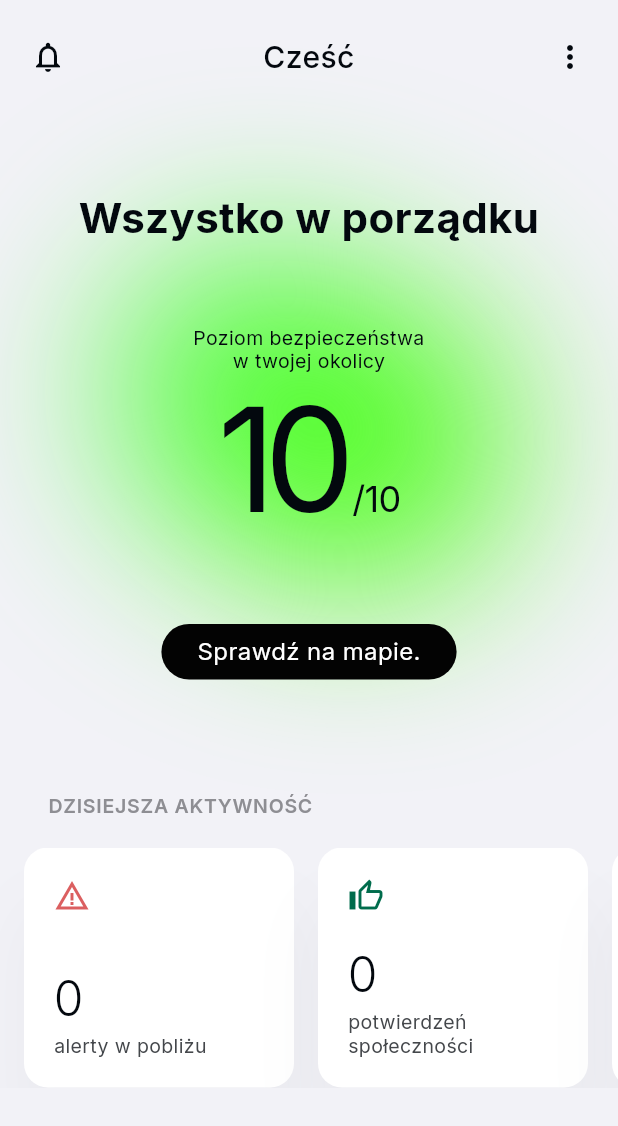
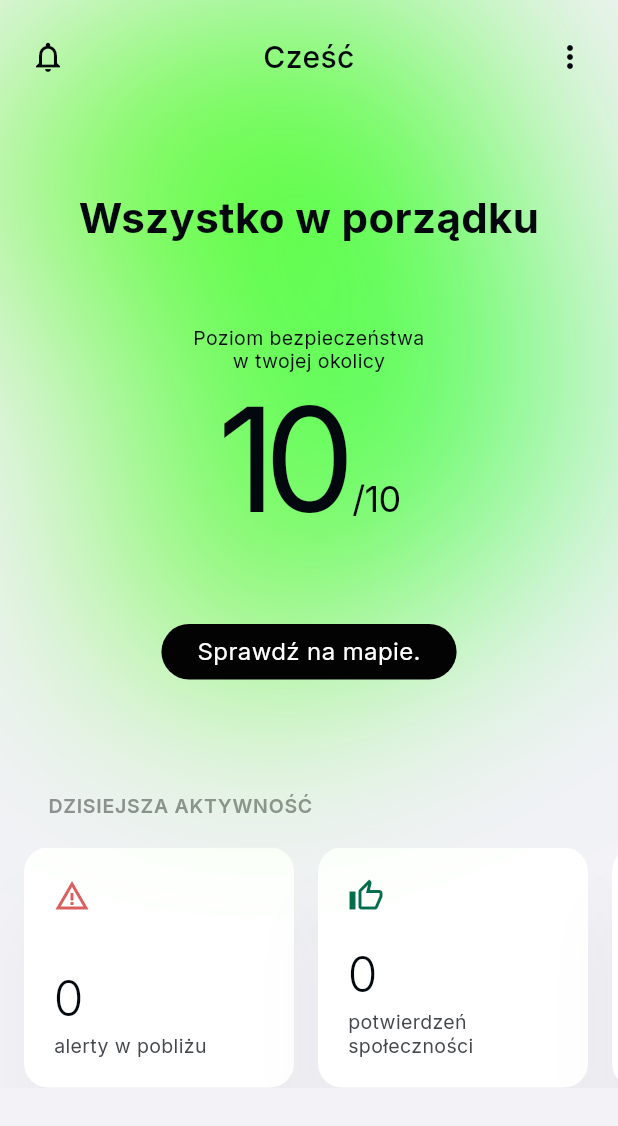
Before and after one commit to m3n3sx/be-safe, a Flutter app: the HomeScreen screen opened directly, on a phone screen of 412 x 824 dp. Shown: the top 1126 px of the screen. Run offline on Flutter 3.47's test engine with Material 3 defaults, Android fonts, the phone set to English and light mode, and no system bars; drawn by our look-alikes of dynamic_color; our stand-ins replace battery_plus, cached_network_image, firebase_core, firebase_messaging, flutter_local_notifications, flutter_svg and 14 more; missing offline and left inert: flutter_background_service, google_maps_cluster_manager_2, record; accounts and stored records are empty; network calls fail; project files that could hold a hidden picture were left out.

Commit message:
feat(ui): animated meta-ball halo — Aceternity-style drift (v102)
User m2503: 'mozesz zrobic nawet wieksze te chmury (wyzej az na Witaj m3n3s)
i zrob te chmury animowane cos na podobienstwo tego:
https://ui.aceternity.com/components/background-gradient-animation'.

- _BlurredHalo -> _AnimatedBlobs: 6 soft circles with per-blob phase/amp/baseXY
  orbiting around hero centre, single 16s drift controller drives them all.
- ImageFilter.blur(80) blends overlapping balls into a continuous fog —
  meta-ball look matching the Aceternity reference.
- Halo Positioned top:-180 left:-40 right:-40 height:600 — wycieka znacznie
  ponad widget, sięga aż za top bar (powitanie 'Cześć Piotr').
- _gradientBegin/_gradientEnd unused getters removed.

Backend version 101 -> 102, APK 70.7MB uploaded to gs://besafe-apk.

```diff
--- a/mobile/lib/services/update_service.dart
+++ b/mobile/lib/services/update_service.dart
@@ -4,7 +4,7 @@ import 'package:flutter/services.dart';
 import 'package:http/http.dart' as http;
 import 'api_service.dart';
 
-const int appVersion = 101;
+const int appVersion = 102;
 
 class UpdateService {
   static const _channel = MethodChannel('pl.u235.alertmap/update');
--- a/mobile/lib/widgets/safety_hero_xl.dart
+++ b/mobile/lib/widgets/safety_hero_xl.dart
@@ -14,6 +14,7 @@
 
 library;
 
+import 'dart:math' as math;
 import 'dart:ui' show ImageFilter;
 
 import 'package:flutter/material.dart';
@@ -56,22 +57,22 @@ class SafetyHeroXL extends StatefulWidget {
 
 class _SafetyHeroXLState extends State<SafetyHeroXL>
     with SingleTickerProviderStateMixin {
-  late final AnimationController _breath;
+  late final AnimationController _drift;
 
   @override
   void initState() {
     super.initState();
-    // 4-second breathing loop matches SerenityAnim.orbBreath. Subtle
-    // pulse on opacity (0.85 → 1.0) keeps the static gradient ellipse alive.
-    _breath = AnimationController(
+    // Long, slow loop driving the blob drift. Each blob picks its own phase
+    // & orbit radius from this single ticker — Aceternity-style meta balls.
+    _drift = AnimationController(
       vsync: this,
-      duration: const Duration(milliseconds: 4000),
-    )..repeat(reverse: true);
+      duration: const Duration(seconds: 16),
+    )..repeat();
   }
 
   @override
   void dispose() {
-    _breath.dispose();
+    _drift.dispose();
     super.dispose();
   }
 
@@ -90,13 +91,6 @@ class _SafetyHeroXLState extends State<SafetyHeroXL>
     return const [Color(0xC2FF7C62), Color(0xFFCE2200)];
   }
 
-  AlignmentGeometry get _gradientBegin {
-    // ≈73° → top-left to bottom-right
-    return Alignment.topLeft;
-  }
-
-  AlignmentGeometry get _gradientEnd => Alignment.bottomRight;
-
   @override
   Widget build(BuildContext context) {
     return Padding(
@@ -105,23 +99,17 @@ class _SafetyHeroXLState extends State<SafetyHeroXL>
         clipBehavior: Clip.none,
         alignment: Alignment.topCenter,
         children: [
-          // 1. Blurred halo ellipse (behind everything)
-          Positioned.fill(
-            child: Center(
-              child: AnimatedBuilder(
-                animation: _breath,
-                builder: (_, __) {
-                  final t = Curves.easeInOut.transform(_breath.value);
-                  final scale = 0.97 + 0.03 * t;
-                  return Transform.scale(
-                    scale: scale,
-                    child: _BlurredHalo(
-                      colors: _gradientColors,
-                      begin: _gradientBegin,
-                      end: _gradientEnd,
-                    ),
-                  );
-                },
+          // 1. Animated blob halo (Aceternity-style meta balls).
+          //    OverflowBox lets the halo "wycieka" ponad widget — aż do top bar.
+          Positioned(
+            top: -180,
+            left: -40,
+            right: -40,
+            child: SizedBox(
+              height: 600,
+              child: _AnimatedBlobs(
+                drift: _drift,
+                colors: _gradientColors,
               ),
             ),
           ),
@@ -204,76 +192,91 @@ class _SafetyHeroXLState extends State<SafetyHeroXL>
   }
 }
 
-/// Soft "cloud" halo — multi-ellipse stack pushed through a heavy gaussian
-/// blur, exactly as in Figma (V7gYh6uA0axopciUTSn4Ib): not a solid ring,
-/// not a hard circle, just diffuse coloured fog hovering behind the score.
-/// Three offset ellipses with `BlendMode.plus` overlap into a chunky, organic
-/// shape; `ImageFilter.blur(60)` melts the edges into the page background.
-class _BlurredHalo extends StatelessWidget {
+/// Aceternity-style background gradient animation — meta-ball drift.
+///
+/// Six soft "blobs" orbit around the hero centre with independent phases,
+/// frequencies and radii, then the whole stack passes through a heavy
+/// `ImageFilter.blur(80)` so adjacent blobs melt together. The effect is a
+/// slow, organic fog that breathes through the safety-level area and reaches
+/// up behind the greeting line.
+///
+/// Inspired by https://ui.aceternity.com/components/background-gradient-animation
+class _AnimatedBlobs extends StatelessWidget {
+  final Animation<double> drift;
   final List<Color> colors;
-  final AlignmentGeometry begin;
-  final AlignmentGeometry end;
-  const _BlurredHalo({
-    required this.colors,
-    required this.begin,
-    required this.end,
-  });
+  const _AnimatedBlobs({required this.drift, required this.colors});
 
   @override
   Widget build(BuildContext context) {
-    final c1 = colors.first.withValues(alpha: 0.65);
-    final c2 = colors.last.withValues(alpha: 0.75);
+    final c1 = colors.first.withValues(alpha: 0.55);
+    final c2 = colors.last.withValues(alpha: 0.70);
+    final c3 = Color.lerp(c1, c2, 0.5)!.withValues(alpha: 0.60);
+    // Phase, amplitudeX, amplitudeY, baseX (0..1), baseY (0..1), size, color
+    final blobs = <_BlobSpec>[
+      _BlobSpec(phase: 0.00, ampX: 70, ampY: 50, baseX: .50, baseY: .55, size: 280, color: c1),
+      _BlobSpec(phase: 0.25, ampX: 60, ampY: 80, baseX: .35, baseY: .35, size: 220, color: c2),
+      _BlobSpec(phase: 0.50, ampX: 90, ampY: 40, baseX: .65, baseY: .40, size: 260, color: c3),
+      _BlobSpec(phase: 0.10, ampX: 50, ampY: 70, baseX: .40, baseY: .65, size: 200, color: c2),
+      _BlobSpec(phase: 0.65, ampX: 80, ampY: 30, baseX: .60, baseY: .60, size: 240, color: c1),
+      _BlobSpec(phase: 0.85, ampX: 40, ampY: 60, baseX: .50, baseY: .25, size: 180, color: c3),
+    ];
     return ImageFiltered(
-      imageFilter: ImageFilter.blur(sigmaX: 60, sigmaY: 60),
-      child: SizedBox(
-        width: 360,
-        height: 360,
-        child: Stack(
-          alignment: Alignment.center,
-          children: [
-            // Główna chmura — szeroka elipsa, obrócona o ~20°, BlendMode.plus
-            Transform.rotate(
-              angle: 0.35,
-              child: Container(
-                width: 280,
-                height: 210,
-                decoration: BoxDecoration(
-                  borderRadius: BorderRadius.circular(140),
-                  color: c1,
-                ),
-              ),
-            ),
-            // Druga warstwa — kolor docelowy gradientu, w prawo-dół, mniejsza
-            Positioned(
-              right: 40,
-              bottom: 60,
-              child: Container(
-                width: 220,
-                height: 200,
-                decoration: BoxDecoration(
-                  borderRadius: BorderRadius.circular(120),
-                  color: c2,
-                ),
-              ),
-            ),
-            // Akcent — mała plamka w lewy-górny, kolor pośredni
-            Positioned(
-              left: 50,
-              top: 70,
-              child: Container(
-                width: 160,
-                height: 150,
-                decoration: BoxDecoration(
-                  borderRadius: BorderRadius.circular(90),
-                  color: Color.lerp(c1, c2, 0.5)!,
-                ),
-              ),
-            ),
-          ],
+      imageFilter: ImageFilter.blur(sigmaX: 80, sigmaY: 80),
+      child: AnimatedBuilder(
+        animation: drift,
+        builder: (ctx, _) {
+          return LayoutBuilder(
+            builder: (_, c) {
+              return Stack(
+                children: [
+                  for (final b in blobs) _positionedBlob(b, c, drift.value),
+                ],
+              );
+            },
+          );
+        },
+      ),
+    );
+  }
+
+  Widget _positionedBlob(_BlobSpec b, BoxConstraints c, double t) {
+    final cx = c.maxWidth * b.baseX - b.size / 2;
+    final cy = c.maxHeight * b.baseY - b.size / 2;
+    final angle = (t + b.phase) * 2 * math.pi;
+    final dx = math.cos(angle) * b.ampX;
+    final dy = math.sin(angle * 1.3) * b.ampY;
+    return Positioned(
+      left: cx + dx,
+      top: cy + dy,
+      child: Container(
+        width: b.size,
+        height: b.size,
+        decoration: BoxDecoration(
+          shape: BoxShape.circle,
+          color: b.color,
         ),
       ),
     );
   }
+}
+
+class _BlobSpec {
+  final double phase;
+  final double ampX;
+  final double ampY;
+  final double baseX;
+  final double baseY;
+  final double size;
+  final Color color;
+  const _BlobSpec({
+    required this.phase,
+    required this.ampX,
+    required this.ampY,
+    required this.baseX,
+    required this.baseY,
+    required this.size,
+    required this.color,
+  });
 }
 
 class _MapPill extends StatelessWidget {
```
Also changed, not shown: 1 other file.
